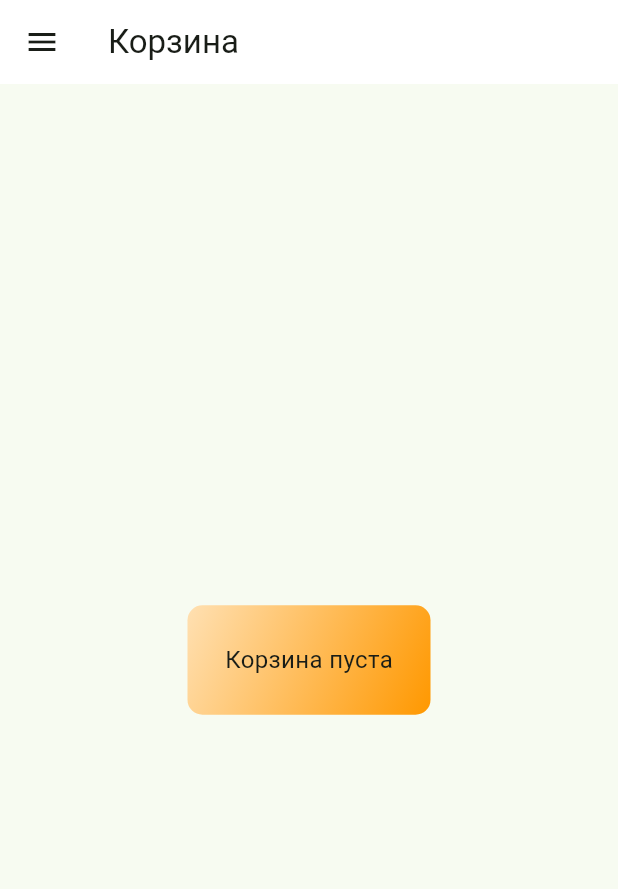
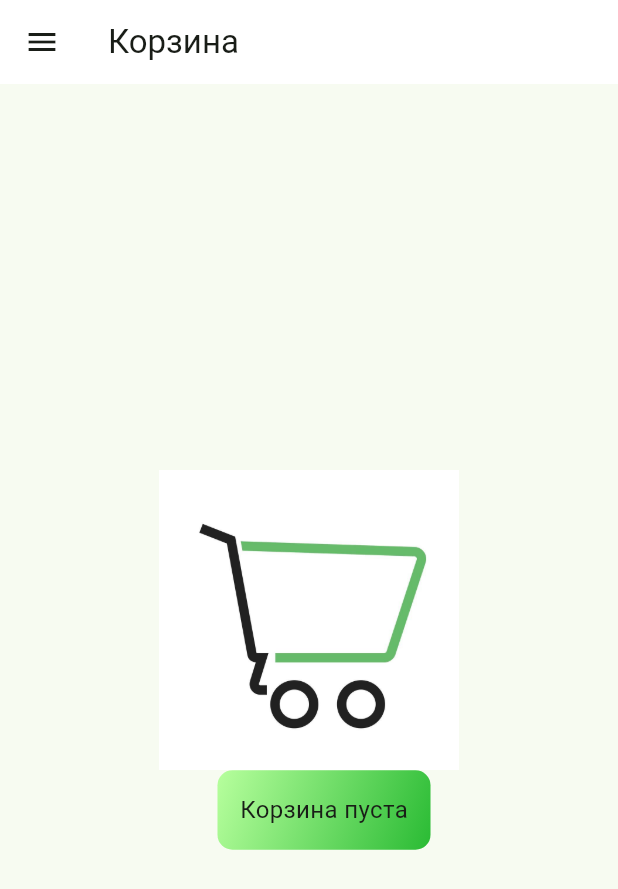
Before and after one commit to itgirlschool/mobile8_final_project, a Flutter app: the CartScreen screen opened directly, on a phone screen of 412 x 824 dp. Shown: the top 889 px of the screen. Run offline on Flutter 3.47's test engine with Material 2 defaults, Android fonts, the phone set to English and light mode, and no system bars; our stand-ins replace cloud_firestore, firebase_auth, firebase_core, flutter_bloc, get_it; missing offline and left inert: flutter_stripe; accounts and stored records are empty.

Commit message:
Переделала экран пустой корзины

```diff
--- a/lib/screens/cart_screen.dart
+++ b/lib/screens/cart_screen.dart
@@ -146,23 +146,39 @@ class _CartScreenState extends State<CartScreen> {
                 LoadedCartState() => (state.cart.products.isNotEmpty)
                     ? _buildCart(context, state)
                     : Center(
+                        child: Column(
+                          mainAxisAlignment: MainAxisAlignment.center,
+                          children: [
+                            Image.asset(
+                              'assets/empty_cart.jpg',
+                              height: 200,
+                            ),
+                            Padding(
+                              padding: const EdgeInsets.only(left: 20),
                               child: Container(
-                          padding: const EdgeInsets.all(25),
+                                padding: const EdgeInsets.all(15),
                                 decoration: BoxDecoration(
-                            gradient: LinearGradient(
+                                  gradient: const LinearGradient(
                                     begin: Alignment.topLeft,
                                     end: Alignment.bottomRight,
                                     colors: [
-                                Colors.orange[100]!,
-                                Colors.orange[500]!,
+                                      Color(0xffb7ff9d),
+                                      Color(0xff2abb34),
                                     ],
                                   ),
                                   borderRadius: BorderRadius.circular(10),
                                 ),
                                 child: const Text(
                                   'Корзина пуста',
-                            style: TextStyle(fontSize: 16),
+                                  style: TextStyle(
+                                    fontSize: 16,
+                                    //fontWeight: FontWeight.bold,
+                                  //color: Colors.orange,
                                   ),
+                                ),
+                              ),
+                            ),
+                          ],
                         ),
                       ),
                 ErrorCartState() => const Center(
--- a/pubspec.yaml
+++ b/pubspec.yaml
@@ -65,7 +65,8 @@ flutter:
   # included with your application, so that you can use the icons in
   # the material Icons class.
   uses-material-design: true
-
+  assets:
+    - assets/
   # To add assets to your application, add an assets section, like this:
   # assets:
   #   - images/a_dot_burr.jpeg
```
Also changed, not shown: assets/empty_cart.jpg (added). Lines whose indentation alone changed are shown as unchanged.
